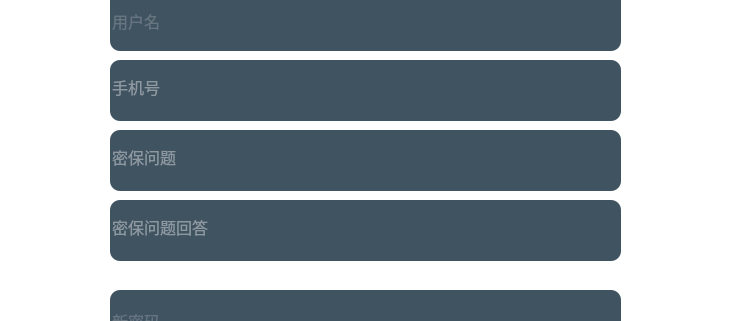
Old version of the form WeNoChat/forgotpwd.ui in the repository CladernyJorn/WeNoChat; both pictures show x 0 to 731 and y 170 to 491 of the 731 by 731 pixel window.
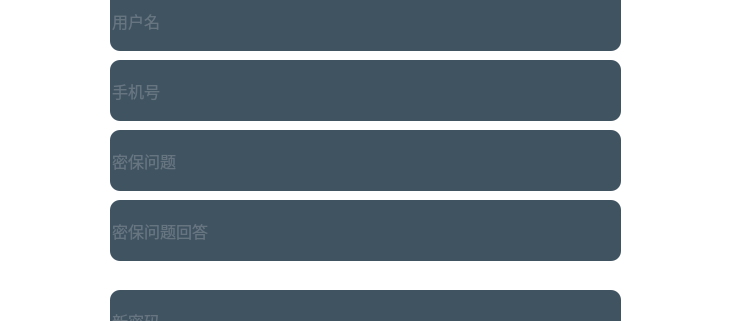
New version of the form. Icons and pictures are not drawn.

Diff of the .ui file:
```diff
--- a/WeNoChat/forgotpwd.ui
+++ b/WeNoChat/forgotpwd.ui
@@ -196,11 +196,11 @@
      </rect>
     </property>
     <property name="text">
+     <string/>
+    </property>
+    <property name="placeholderText">
      <string>手机号</string>
     </property>
-    <property name="placeholderText">
-     <string>密码</string>
-    </property>
    </widget>
    <widget class="QLineEdit" name="questionEdit">
     <property name="geometry">
@@ -212,11 +212,11 @@
      </rect>
     </property>
     <property name="text">
+     <string/>
+    </property>
+    <property name="placeholderText">
      <string>密保问题</string>
     </property>
-    <property name="placeholderText">
-     <string>密码</string>
-    </property>
    </widget>
    <widget class="QLineEdit" name="answerEdit">
     <property name="geometry">
@@ -228,11 +228,11 @@
      </rect>
     </property>
     <property name="text">
+     <string/>
+    </property>
+    <property name="placeholderText">
      <string>密保问题回答</string>
     </property>
-    <property name="placeholderText">
-     <string>密码</string>
-    </property>
    </widget>
   </widget>
  </widget>
```
